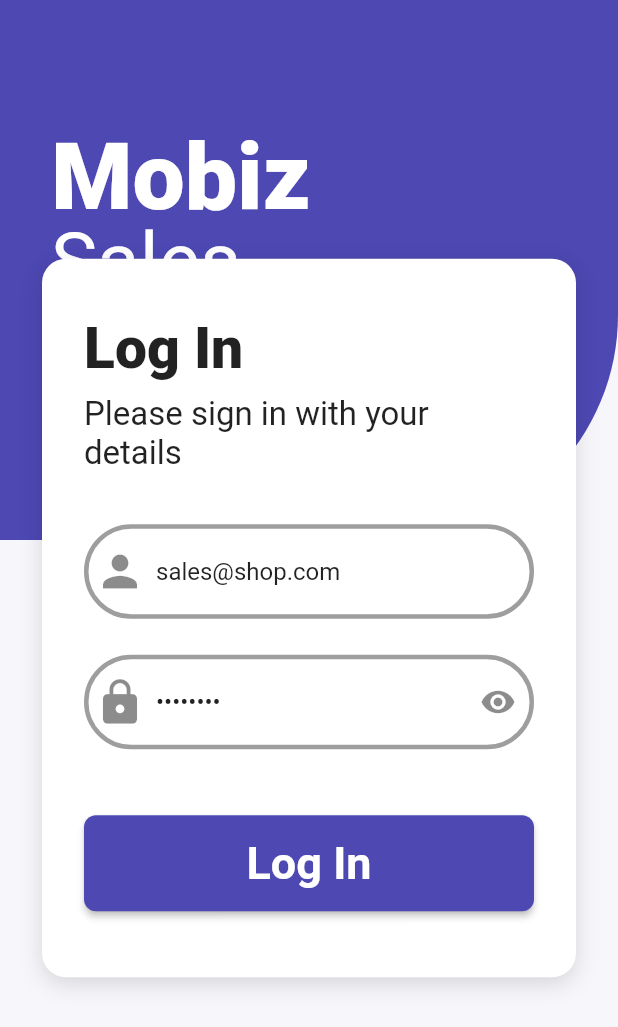
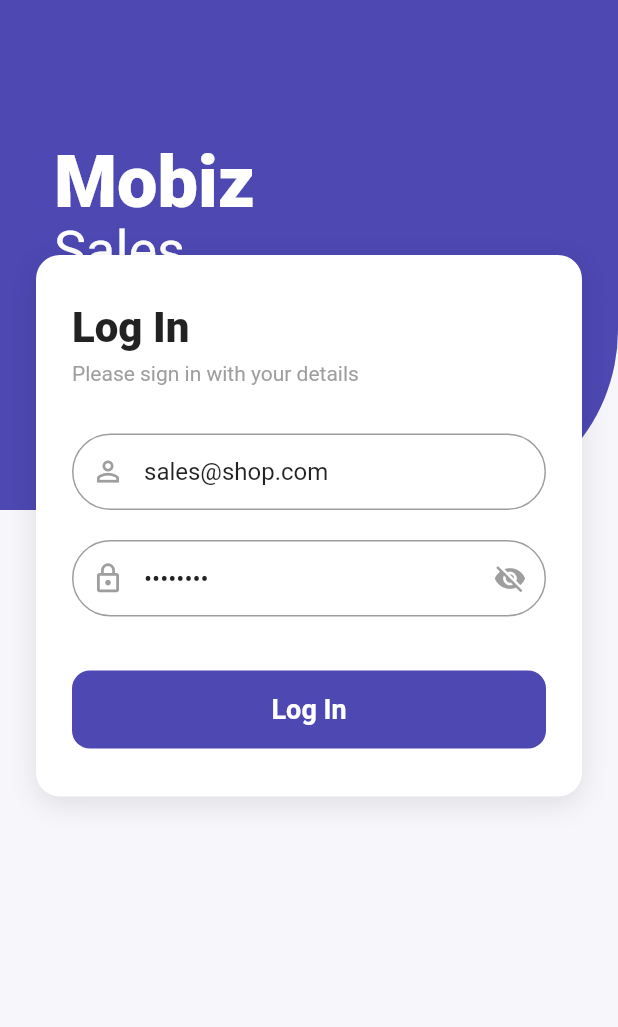
Before and after one commit to JamsheedOzzr/mobiz_sales, a Flutter app: the screen it shows after launch, on a phone screen of 412 x 824 dp. Shown: the top 1027 px of the screen. Run offline on Flutter 3.47's test engine with Material 3 defaults, Android fonts, the phone set to English and light mode, and no system bars.

Commit message:
implement login screen and initialize flutter platform plugin registries

```diff
--- a/lib/screens/login_screen.dart
+++ b/lib/screens/login_screen.dart
@@ -47,20 +47,22 @@ class _LoginScreenState extends State<LoginScreen> {
 
   @override
   Widget build(BuildContext context) {
+    final size = MediaQuery.sizeOf(context);
     return Scaffold(
+      backgroundColor: AppTheme.scaffold,
       body: SingleChildScrollView(
-        child: SizedBox(
-          height: MediaQuery.sizeOf(context).height,
+        child: ConstrainedBox(
+          constraints: BoxConstraints(minHeight: size.height),
           child: Stack(
             children: [
               Container(
-                height: 360,
+                height: 340,
                 width: double.infinity,
                 decoration: const BoxDecoration(
                   color: AppTheme.primary,
-                  borderRadius: BorderRadius.only(bottomRight: Radius.circular(150)),
+                  borderRadius: BorderRadius.only(bottomRight: Radius.circular(120)),
                 ),
-                padding: const EdgeInsets.fromLTRB(34, 95, 24, 0),
+                padding: const EdgeInsets.fromLTRB(36, 100, 24, 0),
                 child: const Column(
                   crossAxisAlignment: CrossAxisAlignment.start,
                   children: [
@@ -68,28 +70,30 @@ class _LoginScreenState extends State<LoginScreen> {
                       'Mobiz',
                       style: TextStyle(
                         color: Colors.white,
-                        fontSize: 62,
-                        height: 0.9,
+                        fontSize: 48,
+                        height: 1.0,
                         fontWeight: FontWeight.w800,
                       ),
                     ),
                     Text(
                       'Sales',
-                      style: TextStyle(color: Colors.white, fontSize: 52, height: 1),
+                      style: TextStyle(color: Colors.white, fontSize: 36, height: 1.1),
                     ),
                   ],
                 ),
               ),
-              Align(
-                alignment: Alignment.center,
+              SafeArea(
+                child: Padding(
+                  padding: const EdgeInsets.only(top: 170, bottom: 30),
+                  child: Center(
                     child: Container(
-                  margin: const EdgeInsets.symmetric(horizontal: 28),
-                  padding: const EdgeInsets.fromLTRB(28, 38, 28, 44),
+                      margin: const EdgeInsets.symmetric(horizontal: 24),
+                      padding: const EdgeInsets.symmetric(horizontal: 24, vertical: 32),
                       decoration: BoxDecoration(
                         color: Colors.white,
                         borderRadius: BorderRadius.circular(16),
                         boxShadow: const [
-                      BoxShadow(color: Color(0x22000000), blurRadius: 12, offset: Offset(0, 4)),
+                          BoxShadow(color: Color(0x1A000000), blurRadius: 15, offset: Offset(0, 5)),
                         ],
                       ),
                       child: Column(
@@ -98,56 +102,77 @@ class _LoginScreenState extends State<LoginScreen> {
                         children: [
                           const Text(
                             'Log In',
-                        style: TextStyle(fontSize: 38, fontWeight: FontWeight.w800),
+                            style: TextStyle(fontSize: 28, fontWeight: FontWeight.w800, color: Colors.black87),
                           ),
-                      const SizedBox(height: 8),
-                      const Text('Please sign in with your details', style: TextStyle(fontSize: 22)),
-                      const SizedBox(height: 34),
+                          const SizedBox(height: 6),
+                          const Text('Please sign in with your details', style: TextStyle(fontSize: 14, color: Colors.grey)),
+                          const SizedBox(height: 32),
                           TextField(
                             controller: _email,
                             keyboardType: TextInputType.emailAddress,
                             decoration: InputDecoration(
                               hintText: 'Username',
-                          prefixIcon: const Icon(Icons.person, size: 34),
-                          contentPadding: const EdgeInsets.symmetric(vertical: 22),
-                          border: OutlineInputBorder(borderRadius: BorderRadius.circular(34)),
+                              hintStyle: const TextStyle(color: Colors.grey),
+                              prefixIcon: const Icon(Icons.person_outline, size: 22, color: Colors.grey),
+                              contentPadding: const EdgeInsets.symmetric(vertical: 16),
+                              border: OutlineInputBorder(borderRadius: BorderRadius.circular(30)),
                               enabledBorder: OutlineInputBorder(
-                            borderRadius: BorderRadius.circular(34),
-                            borderSide: const BorderSide(color: Colors.grey, width: 3),
+                                borderRadius: BorderRadius.circular(30),
+                                borderSide: const BorderSide(color: Colors.grey, width: 1),
+                              ),
+                              focusedBorder: OutlineInputBorder(
+                                borderRadius: BorderRadius.circular(30),
+                                borderSide: const BorderSide(color: AppTheme.primary, width: 1.5),
                               ),
                             ),
                           ),
-                      const SizedBox(height: 24),
+                          const SizedBox(height: 20),
                           TextField(
                             controller: _password,
                             obscureText: _hidePassword,
                             decoration: InputDecoration(
                               hintText: 'Password',
-                          prefixIcon: const Icon(Icons.lock, size: 34),
+                              hintStyle: const TextStyle(color: Colors.grey),
+                              prefixIcon: const Icon(Icons.lock_outline, size: 22, color: Colors.grey),
                               suffixIcon: IconButton(
-                            icon: Icon(_hidePassword ? Icons.visibility : Icons.visibility_off),
+                                icon: Icon(_hidePassword ? Icons.visibility_off : Icons.visibility, size: 22, color: Colors.grey),
                                 onPressed: () => setState(() => _hidePassword = !_hidePassword),
                               ),
-                          contentPadding: const EdgeInsets.symmetric(vertical: 22),
-                          border: OutlineInputBorder(borderRadius: BorderRadius.circular(34)),
+                              contentPadding: const EdgeInsets.symmetric(vertical: 16),
+                              border: OutlineInputBorder(borderRadius: BorderRadius.circular(30)),
                               enabledBorder: OutlineInputBorder(
-                            borderRadius: BorderRadius.circular(34),
-                            borderSide: const BorderSide(color: Colors.grey, width: 3),
+                                borderRadius: BorderRadius.circular(30),
+                                borderSide: const BorderSide(color: Colors.grey, width: 1),
+                              ),
+                              focusedBorder: OutlineInputBorder(
+                                borderRadius: BorderRadius.circular(30),
+                                borderSide: const BorderSide(color: AppTheme.primary, width: 1.5),
                               ),
                             ),
                           ),
-                      const SizedBox(height: 44),
+                          const SizedBox(height: 36),
                           SizedBox(
                             width: double.infinity,
-                        height: 64,
+                            height: 52,
                             child: ElevatedButton(
                               onPressed: _loading ? null : _login,
+                              style: ElevatedButton.styleFrom(
+                                backgroundColor: AppTheme.primary,
+                                shape: RoundedRectangleBorder(borderRadius: BorderRadius.circular(12)),
+                                elevation: 0,
+                              ),
                               child: _loading
-                              ? const CircularProgressIndicator(color: Colors.white)
-                              : const Text('Log In', style: TextStyle(fontSize: 30)),
+                                  ? const SizedBox(
+                                      width: 24,
+                                      height: 24,
+                                      child: CircularProgressIndicator(color: Colors.white, strokeWidth: 2.5),
+                                    )
+                                  : const Text('Log In', style: TextStyle(fontSize: 18, color: Colors.white, fontWeight: FontWeight.bold)),
                             ),
                           ),
                         ],
+                      ),
+                    ),
                   ),
                 ),
               ),
```
Lines whose indentation alone changed are shown as unchanged.
